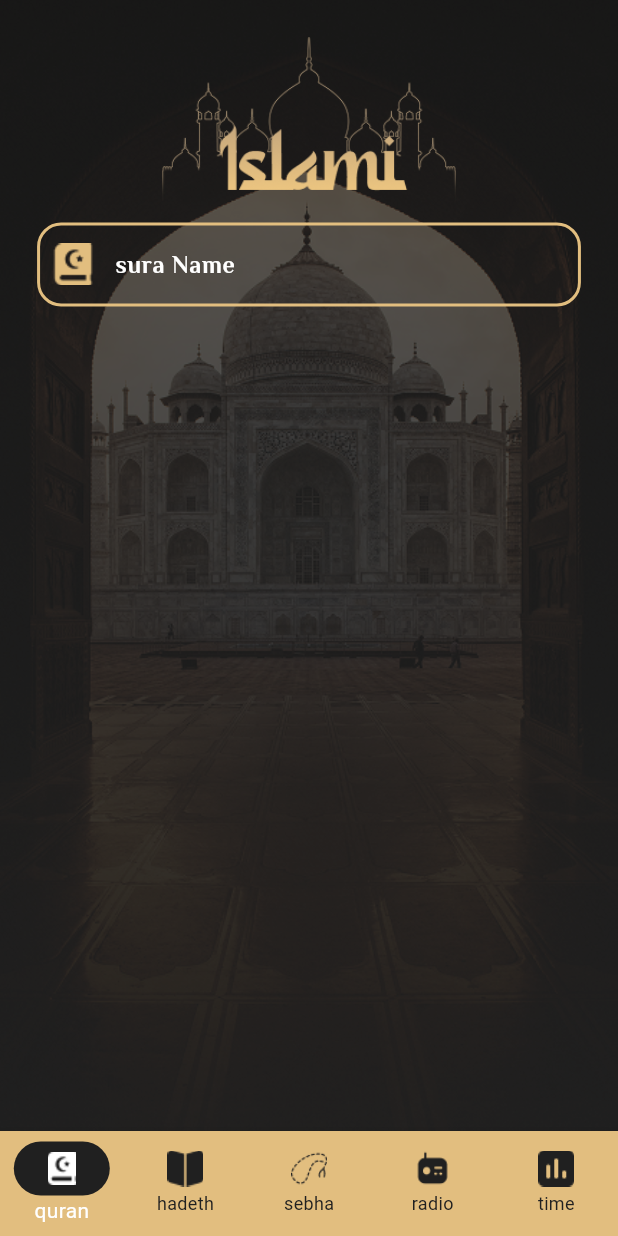
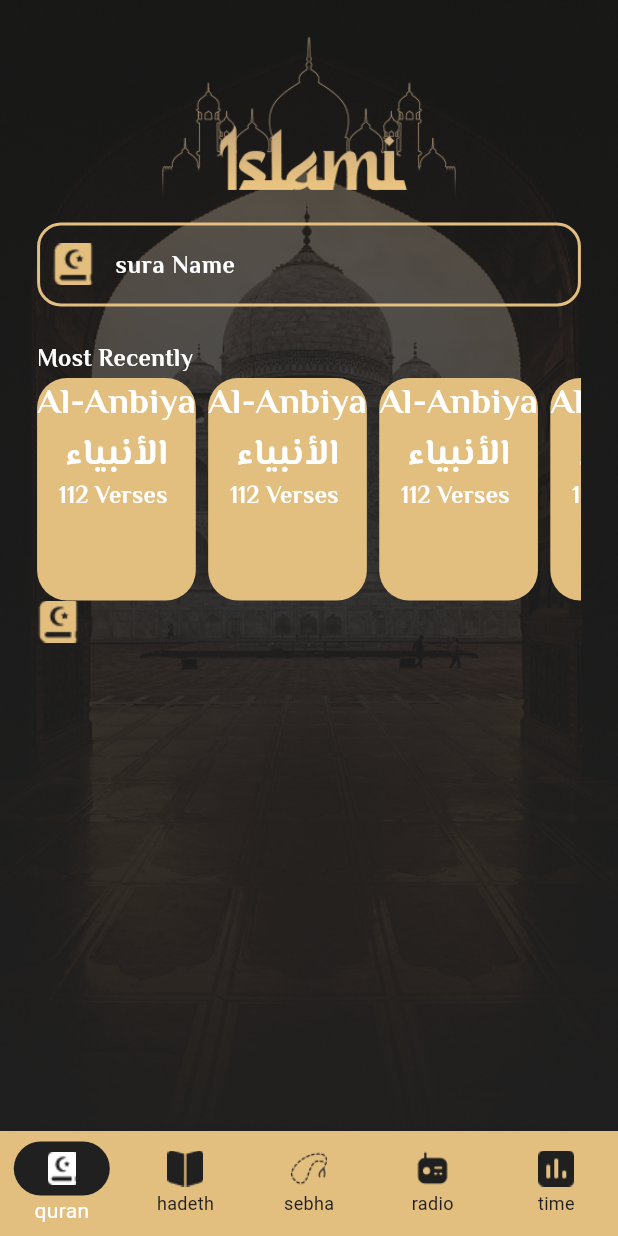
Before and after one commit to mo-el-abasy/islami_app, a Flutter app: the homescreen screen opened by its route, on a phone screen of 412 x 824 dp. Run offline on Flutter 3.47's test engine with Material 3 defaults, Android fonts, the phone set to English and light mode, and no system bars; our stand-ins replace google_fonts, introduction_screen.

```diff
--- a/lib/ui/home/tabs/QuranTab/quran.dart
+++ b/lib/ui/home/tabs/QuranTab/quran.dart
@@ -13,6 +13,7 @@ class qurantab extends StatelessWidget {
     return Padding(
       padding: EdgeInsets.symmetric(horizontal: height * 0.03),
       child: Column(
+        crossAxisAlignment: CrossAxisAlignment.start,
         children: [
           TextField(
             decoration: InputDecoration(
@@ -24,6 +25,48 @@ class qurantab extends StatelessWidget {
             ),
             cursorColor: App_Color.primarycolor,
           ),
+          SizedBox(height: height * 0.03),
+          Text(
+            "Most Recently ",
+            style: AppStyle.bold16white,
+          ),
+          SizedBox(
+            height: height * 0.18,
+            child: ListView.separated(
+                scrollDirection: Axis.horizontal,
+                itemBuilder: (context, index) {
+                  return Container(
+                    decoration: BoxDecoration(
+                      color: App_Color.primarycolor,
+                      borderRadius: BorderRadius.circular(20),
+                    ),
+                    child: Row(
+                      children: [
+                        Column(
+                          children: [
+                            Text(
+                              "Al-Anbiya",
+                              style: AppStyle.bold24black,
+                            ),
+                            Text(
+                              "الأنبياء",
+                              style: AppStyle.bold24black,
+                            ),
+                            Text(
+                              "112 Verses ",
+                              style: AppStyle.bold16black,
+                            ),
+                          ],
+                        ),
+                      ],
+                    ),
+                  );
+                },
+                separatorBuilder: (context, index) =>
+                    SizedBox(width: width * 0.02),
+                itemCount: 10),
+          ),
+          Image.asset(Appassets.iconsearch)
         ],
       ),
     );
--- a/lib/utils/AppStyle.dart
+++ b/lib/utils/AppStyle.dart
@@ -8,4 +8,14 @@ class AppStyle {
     fontWeight: FontWeight.bold,
     color: App_Color.whitecolor,
   );
+  static final TextStyle bold24black = GoogleFonts.elMessiri(
+    fontSize: 24,
+    fontWeight: FontWeight.bold,
+    color: App_Color.whitecolor,
+  );
+  static final TextStyle bold16black = GoogleFonts.elMessiri(
+    fontSize: 16,
+    fontWeight: FontWeight.bold,
+    color: App_Color.whitecolor,
+  );
 }
--- a/lib/utils/AppThem.dart
+++ b/lib/utils/AppThem.dart
@@ -1,5 +1,4 @@
 import 'package:flutter/material.dart';
-import 'package:islami_app/utils/AppStyle.dart';
 import 'package:islami_app/utils/App_color.dart';
 
 class AppThem {
@@ -9,6 +8,12 @@ class AppThem {
       selectedItemColor: App_Color.whitecolor,
       unselectedItemColor: App_Color.blackcolor,
     ),
-    textTheme: TextTheme(headlineLarge: AppStyle.bold16white),
+    textTheme: TextTheme(
+      headlineLarge: TextStyle(
+        fontSize: 16,
+        fontWeight: FontWeight.bold,
+        color: App_Color.whitecolor,
+      ),
+    ),
   );
 }
```
Also changed, not shown: assets/images/2.0x/home.png (added), assets/images/3.0x/home.png (added), assets/images/home.png (added).
